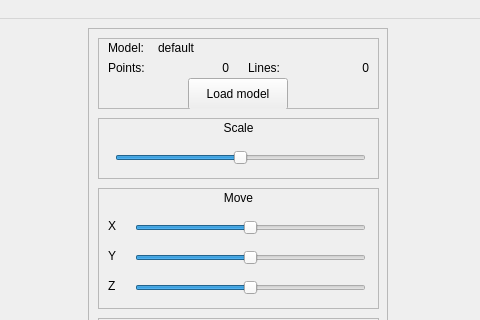
This is src/mainwindow.ui in vgefanov/3DViewer-v1.0 as Qt 5 draws it before an edit; both pictures show x 231 to 711 and y 0 to 320 of the 938 by 1005 pixel window. The edited form follows.
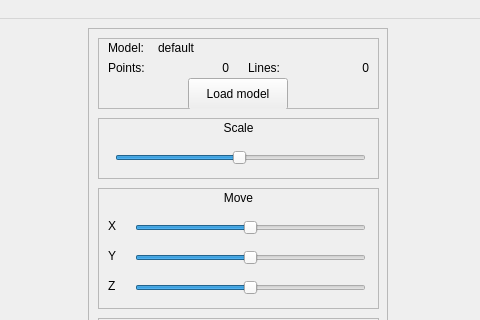
This is the edited form.

```diff
--- a/src/mainwindow.ui
+++ b/src/mainwindow.ui
@@ -85,11 +85,17 @@
          </rect>
         </property>
         <property name="minimum">
-         <number>0</number>
+         <number>1</number>
         </property>
         <property name="maximum">
          <number>100</number>
         </property>
+        <property name="singleStep">
+         <number>1</number>
+        </property>
+        <property name="pageStep">
+         <number>1</number>
+        </property>
         <property name="value">
          <number>50</number>
         </property>
```
